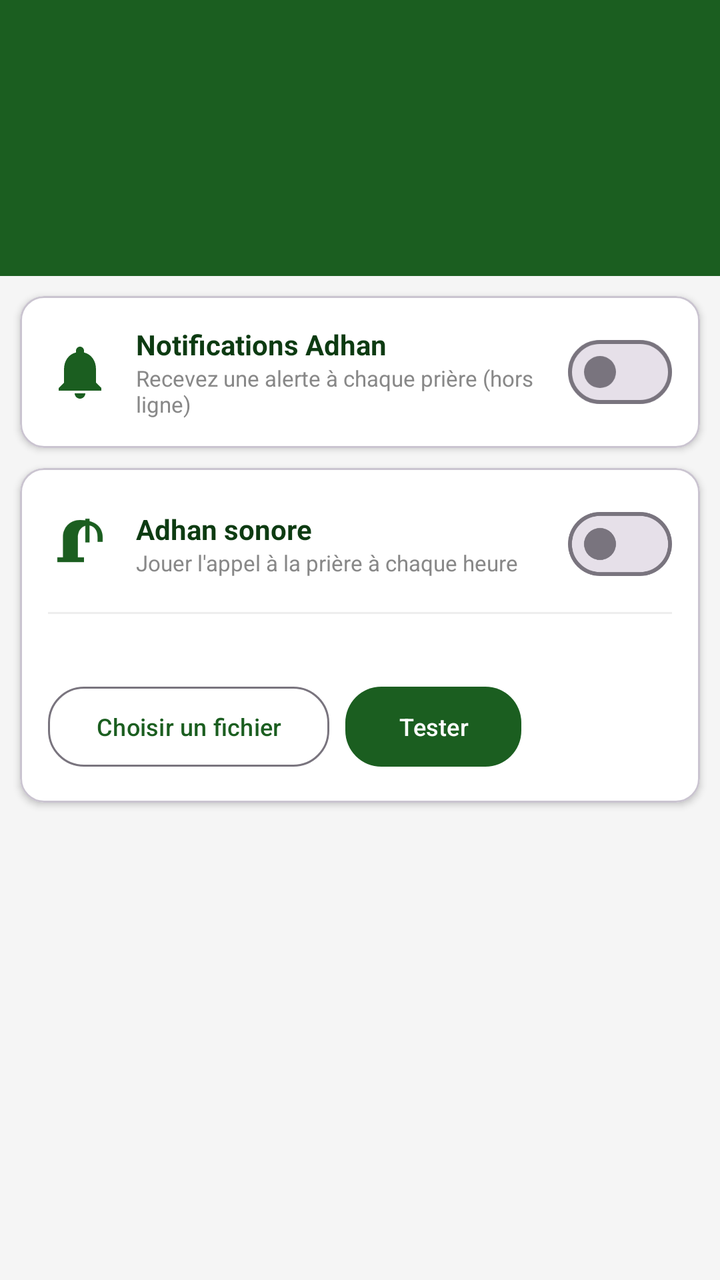
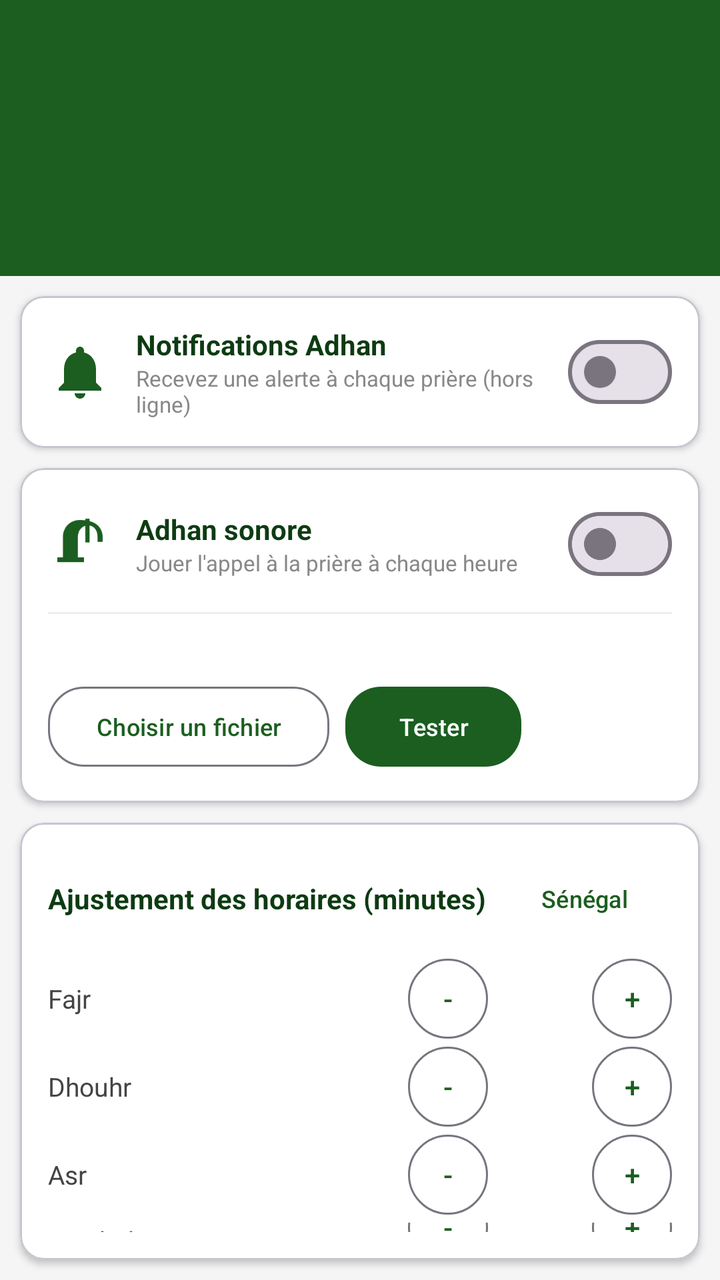

Compare the two renders of this Android layout. The source of the first and the diff that turns it into the second are given below.
<!-- AndroidManifest.xml: application theme Theme.Sourate -->
<!-- res/layout/activity_prayer_times.xml -->
<?xml version="1.0" encoding="utf-8"?>
<LinearLayout
    xmlns:android="http://schemas.android.com/apk/res/android"
    xmlns:app="http://schemas.android.com/apk/res-auto"
    android:layout_width="match_parent"
    android:layout_height="match_parent"
    android:orientation="vertical"
    android:background="#F5F5F5">

    <com.google.android.material.appbar.MaterialToolbar
        android:id="@+id/toolbar"
        android:layout_width="match_parent"
        android:layout_height="?attr/actionBarSize"
        android:background="@color/primary"
        app:titleTextColor="@android:color/white"
        app:navigationIconTint="@android:color/white" />

    <LinearLayout
        android:layout_width="match_parent"
        android:layout_height="wrap_content"
        android:orientation="vertical"
        android:background="@color/primary"
        android:padding="16dp"
        android:gravity="center">

        <TextView
            android:id="@+id/tvNext"
            android:layout_width="wrap_content"
            android:layout_height="wrap_content"
            android:textSize="16sp"
            android:textStyle="bold"
            android:textColor="#FFB300" />

        <TextView
            android:id="@+id/tvLocation"
            android:layout_width="wrap_content"
            android:layout_height="wrap_content"
            android:textSize="12sp"
            android:textColor="#CCFFFFFF"
            android:layout_marginTop="4dp" />

    </LinearLayout>

    <com.google.android.material.card.MaterialCardView
        android:layout_width="match_parent"
        android:layout_height="wrap_content"
        android:layout_margin="10dp"
        app:cardCornerRadius="12dp"
        app:cardElevation="2dp"
        app:cardBackgroundColor="@android:color/white">

        <LinearLayout
            android:layout_width="match_parent"
            android:layout_height="wrap_content"
            android:orientation="horizontal"
            android:gravity="center_vertical"
            android:padding="14dp">

            <ImageView
                android:layout_width="32dp"
                android:layout_height="32dp"
                android:src="@drawable/ic_notifications"
                app:tint="@color/primary"
                android:contentDescription="Notifications" />

            <LinearLayout
                android:layout_width="0dp"
                android:layout_height="wrap_content"
                android:layout_weight="1"
                android:orientation="vertical"
                android:layout_marginStart="12dp">

                <TextView
                    android:layout_width="wrap_content"
                    android:layout_height="wrap_content"
                    android:text="Notifications Adhan"
                    android:textStyle="bold"
                    android:textColor="@color/primary_dark"
                    android:textSize="14sp" />

                <TextView
                    android:layout_width="wrap_content"
                    android:layout_height="wrap_content"
                    android:text="Recevez une alerte à chaque prière (hors ligne)"
                    android:textSize="11sp"
                    android:textColor="#888888" />

            </LinearLayout>

            <com.google.android.material.materialswitch.MaterialSwitch
                android:id="@+id/switchAdhan"
                android:layout_width="wrap_content"
                android:layout_height="wrap_content" />

        </LinearLayout>

    </com.google.android.material.card.MaterialCardView>

    <com.google.android.material.card.MaterialCardView
        android:layout_width="match_parent"
        android:layout_height="wrap_content"
        android:layout_marginHorizontal="10dp"
        android:layout_marginBottom="10dp"
        app:cardCornerRadius="12dp"
        app:cardElevation="2dp"
        app:cardBackgroundColor="@android:color/white">

        <LinearLayout
            android:layout_width="match_parent"
            android:layout_height="wrap_content"
            android:orientation="vertical"
            android:padding="14dp">

            <LinearLayout
                android:layout_width="match_parent"
                android:layout_height="wrap_content"
                android:orientation="horizontal"
                android:gravity="center_vertical">

                <ImageView
                    android:layout_width="32dp"
                    android:layout_height="32dp"
                    android:src="@drawable/ic_stat_adhan"
                    app:tint="@color/primary"
                    android:contentDescription="Adhan" />

                <LinearLayout
                    android:layout_width="0dp"
                    android:layout_height="wrap_content"
                    android:layout_weight="1"
                    android:orientation="vertical"
                    android:layout_marginStart="12dp">

                    <TextView
                        android:layout_width="wrap_content"
                        android:layout_height="wrap_content"
                        android:text="Adhan sonore"
                        android:textStyle="bold"
                        android:textColor="@color/primary_dark"
                        android:textSize="14sp" />

                    <TextView
                        android:layout_width="wrap_content"
                        android:layout_height="wrap_content"
                        android:text="Jouer l'appel à la prière à chaque heure"
                        android:textSize="11sp"
                        android:textColor="#888888" />

                </LinearLayout>

                <com.google.android.material.materialswitch.MaterialSwitch
                    android:id="@+id/switchSoundAdhan"
                    android:layout_width="wrap_content"
                    android:layout_height="wrap_content" />

            </LinearLayout>

            <View
                android:layout_width="match_parent"
                android:layout_height="1dp"
                android:background="#EEEEEE"
                android:layout_marginVertical="10dp" />

            <TextView
                android:id="@+id/tvAdhanSound"
                android:layout_width="match_parent"
                android:layout_height="wrap_content"
                android:textSize="12sp"
                android:textColor="#666666" />

            <LinearLayout
                android:layout_width="match_parent"
                android:layout_height="wrap_content"
                android:orientation="horizontal"
                android:gravity="center_vertical"
                android:layout_marginTop="6dp">

                <com.google.android.material.button.MaterialButton
                    android:id="@+id/btnPickAdhan"
                    style="@style/Widget.Material3.Button.OutlinedButton"
                    android:layout_width="wrap_content"
                    android:layout_height="wrap_content"
                    android:text="Choisir un fichier"
                    android:textSize="12sp"
                    app:cornerRadius="18dp" />

                <com.google.android.material.button.MaterialButton
                    android:id="@+id/btnTestAdhan"
                    android:layout_width="wrap_content"
                    android:layout_height="wrap_content"
                    android:text="Tester"
                    android:textSize="12sp"
                    android:layout_marginStart="8dp"
                    app:cornerRadius="18dp" />

                <com.google.android.material.button.MaterialButton
                    android:id="@+id/btnResetAdhan"
                    style="@style/Widget.Material3.Button.TextButton"
                    android:layout_width="wrap_content"
                    android:layout_height="wrap_content"
                    android:text="Réinitialiser"
                    android:textSize="12sp"
                    android:visibility="gone" />

            </LinearLayout>

        </LinearLayout>

    </com.google.android.material.card.MaterialCardView>

    <androidx.recyclerview.widget.RecyclerView
        android:id="@+id/recyclerView"
        android:layout_width="match_parent"
        android:layout_height="match_parent"
        android:clipToPadding="false"
        android:paddingHorizontal="10dp"
        android:paddingBottom="10dp" />

</LinearLayout>
<!-- resources referenced by this layout -->
<resources>
  <color name="primary">#1B5E20</color>
  <color name="primary_dark">#0D3B12</color>
  <!-- drawable ic_notifications (drawable) -->
  <?xml version="1.0" encoding="utf-8"?>
  <vector xmlns:android="http://schemas.android.com/apk/res/android"
      android:width="24dp"
      android:height="24dp"
      android:viewportWidth="24"
      android:viewportHeight="24">
      <path
          android:fillColor="#FFFFFF"
          android:pathData="M12,22c1.1,0 2,-0.9 2,-2h-4c0,1.1 0.9,2 2,2zM18,16v-5c0,-3.07 -1.63,-5.64 -4.5,-6.32V4c0,-0.83 -0.67,-1.5 -1.5,-1.5s-1.5,0.67 -1.5,1.5v0.68C7.64,5.36 6,7.92 6,11v5l-2,2v1h16v-1l-2,-2z"/>
  </vector>
  <!-- drawable ic_stat_adhan (drawable) -->
  <?xml version="1.0" encoding="utf-8"?>
  <vector xmlns:android="http://schemas.android.com/apk/res/android"
      android:width="24dp"
      android:height="24dp"
      android:viewportWidth="24"
      android:viewportHeight="24">
      <path
          android:fillColor="#FFFFFF"
          android:pathData="M12,3 C8.5,3 5.6,5.5 5.6,9.5 L5.6,17 L3.5,17 L3.5,18.8 L13.5,18.8 L13.5,17 L11.2,17 L11.2,9.5 C11.2,6.7 13,5 15,5 C17,5 18.6,6.6 18.6,9.5 L18.6,11.2 L20.5,11.2 L20.5,9.5 C20.5,5.5 17.6,3 12,3 Z"/>
      <path
          android:fillColor="#FFFFFF"
          android:pathData="M14,11.4 L14,2.5 L15.6,2.5 L15.6,11.4 Z"/>
  </vector>
  <style name="Theme.Sourate" parent="Theme.Material3.Light.NoActionBar">
          <item name="colorPrimary">@color/primary</item>
          <item name="colorOnPrimary">@color/white</item>
          <item name="colorPrimaryContainer">@color/primary_light</item>
          <item name="colorSecondary">@color/accent</item>
          <item name="android:statusBarColor">@color/primary_dark</item>
          <item name="android:navigationBarColor">@color/primary_dark</item>
      </style>
  <color name="white">#FFFFFF</color>
  <color name="primary_light">#E8F5E9</color>
  <color name="accent">#FFB300</color>
</resources>

<!-- the commit's change to res/layout/activity_prayer_times.xml (unified diff, before → after) -->
@@ -208,6 +208,290 @@
 
     </com.google.android.material.card.MaterialCardView>
 
+    <com.google.android.material.card.MaterialCardView
+        android:layout_width="match_parent"
+        android:layout_height="wrap_content"
+        android:layout_marginHorizontal="10dp"
+        android:layout_marginBottom="10dp"
+        app:cardCornerRadius="12dp"
+        app:cardElevation="2dp"
+        app:cardBackgroundColor="@android:color/white">
+
+        <LinearLayout
+            android:layout_width="match_parent"
+            android:layout_height="wrap_content"
+            android:orientation="vertical"
+            android:padding="14dp">
+
+            <LinearLayout
+                android:layout_width="match_parent"
+                android:layout_height="wrap_content"
+                android:orientation="horizontal"
+                android:gravity="center_vertical">
+
+                <TextView
+                    android:layout_width="0dp"
+                    android:layout_height="wrap_content"
+                    android:layout_weight="1"
+                    android:text="Ajustement des horaires (minutes)"
+                    android:textStyle="bold"
+                    android:textColor="@color/primary_dark"
+                    android:textSize="14sp" />
+
+                <com.google.android.material.button.MaterialButton
+                    android:id="@+id/btnResetOffsets"
+                    style="@style/Widget.Material3.Button.TextButton"
+                    android:layout_width="wrap_content"
+                    android:layout_height="wrap_content"
+                    android:text="Sénégal"
+                    android:textSize="12sp" />
+
+            </LinearLayout>
+
+            <LinearLayout
+                android:layout_width="match_parent"
+                android:layout_height="wrap_content"
+                android:orientation="horizontal"
+                android:gravity="center_vertical"
+                android:layout_marginTop="6dp">
+
+                <TextView
+                    android:layout_width="0dp"
+                    android:layout_height="wrap_content"
+                    android:layout_weight="1"
+                    android:text="Fajr"
+                    android:textSize="13sp"
+                    android:textColor="#444444" />
+
+                <com.google.android.material.button.MaterialButton
+                    android:id="@+id/btnFajrMinus"
+                    style="@style/Widget.Material3.Button.OutlinedButton"
+                    android:layout_width="40dp"
+                    android:layout_height="40dp"
+                    android:minWidth="0dp"
+                    android:padding="0dp"
+                    android:insetTop="0dp"
+                    android:insetBottom="0dp"
+                    android:text="-" />
+
+                <TextView
+                    android:id="@+id/tvFajrOffset"
+                    android:layout_width="52dp"
+                    android:layout_height="wrap_content"
+                    android:gravity="center"
+                    android:textSize="14sp"
+                    android:textStyle="bold"
+                    android:textColor="@color/primary_dark" />
+
+                <com.google.android.material.button.MaterialButton
+                    android:id="@+id/btnFajrPlus"
+                    style="@style/Widget.Material3.Button.OutlinedButton"
+                    android:layout_width="40dp"
+                    android:layout_height="40dp"
+                    android:minWidth="0dp"
+                    android:padding="0dp"
+                    android:insetTop="0dp"
+                    android:insetBottom="0dp"
+                    android:text="+" />
+
+            </LinearLayout>
+
+            <LinearLayout
+                android:layout_width="match_parent"
+                android:layout_height="wrap_content"
+                android:orientation="horizontal"
+                android:gravity="center_vertical"
+                android:layout_marginTop="4dp">
+
+                <TextView
+                    android:layout_width="0dp"
+                    android:layout_height="wrap_content"
+                    android:layout_weight="1"
+                    android:text="Dhouhr"
+                    android:textSize="13sp"
+                    android:textColor="#444444" />
+
+                <com.google.android.material.button.MaterialButton
+                    android:id="@+id/btnDhouhrMinus"
+                    style="@style/Widget.Material3.Button.OutlinedButton"
+                    android:layout_width="40dp"
+                    android:layout_height="40dp"
+                    android:minWidth="0dp"
+                    android:padding="0dp"
+                    android:insetTop="0dp"
+                    android:insetBottom="0dp"
+                    android:text="-" />
+
+                <TextView
+                    android:id="@+id/tvDhouhrOffset"
+                    android:layout_width="52dp"
+                    android:layout_height="wrap_content"
+                    android:gravity="center"
+                    android:textSize="14sp"
+                    android:textStyle="bold"
+                    android:textColor="@color/primary_dark" />
+
+                <com.google.android.material.button.MaterialButton
+                    android:id="@+id/btnDhouhrPlus"
+                    style="@style/Widget.Material3.Button.OutlinedButton"
+                    android:layout_width="40dp"
+                    android:layout_height="40dp"
+                    android:minWidth="0dp"
+                    android:padding="0dp"
+                    android:insetTop="0dp"
+                    android:insetBottom="0dp"
+                    android:text="+" />
+
+            </LinearLayout>
+
+            <LinearLayout
+                android:layout_width="match_parent"
+                android:layout_height="wrap_content"
+                android:orientation="horizontal"
+                android:gravity="center_vertical"
+                android:layout_marginTop="4dp">
+
+                <TextView
+                    android:layout_width="0dp"
+                    android:layout_height="wrap_content"
+                    android:layout_weight="1"
+                    android:text="Asr"
+                    android:textSize="13sp"
+                    android:textColor="#444444" />
+
+                <com.google.android.material.button.MaterialButton
+                    android:id="@+id/btnAsrMinus"
+                    style="@style/Widget.Material3.Button.OutlinedButton"
+                    android:layout_width="40dp"
+                    android:layout_height="40dp"
+                    android:minWidth="0dp"
+                    android:padding="0dp"
+                    android:insetTop="0dp"
+                    android:insetBottom="0dp"
+                    android:text="-" />
+
+                <TextView
+                    android:id="@+id/tvAsrOffset"
+                    android:layout_width="52dp"
+                    android:layout_height="wrap_content"
+                    android:gravity="center"
+                    android:textSize="14sp"
+                    android:textStyle="bold"
+                    android:textColor="@color/primary_dark" />
+
+                <com.google.android.material.button.MaterialButton
+                    android:id="@+id/btnAsrPlus"
+                    style="@style/Widget.Material3.Button.OutlinedButton"
+                    android:layout_width="40dp"
+                    android:layout_height="40dp"
+                    android:minWidth="0dp"
+                    android:padding="0dp"
+                    android:insetTop="0dp"
+                    android:insetBottom="0dp"
+                    android:text="+" />
+
+            </LinearLayout>
+
+            <LinearLayout
+                android:layout_width="match_parent"
+                android:layout_height="wrap_content"
+                android:orientation="horizontal"
+                android:gravity="center_vertical"
+                android:layout_marginTop="4dp">
+
+                <TextView
+                    android:layout_width="0dp"
+                    android:layout_height="wrap_content"
+                    android:layout_weight="1"
+                    android:text="Maghrib"
+                    android:textSize="13sp"
+                    android:textColor="#444444" />
+
+                <com.google.android.material.button.MaterialButton
+                    android:id="@+id/btnMaghribMinus"
+                    style="@style/Widget.Material3.Button.OutlinedButton"
+                    android:layout_width="40dp"
+                    android:layout_height="40dp"
+                    android:minWidth="0dp"
+                    android:padding="0dp"
+                    android:insetTop="0dp"
+                    android:insetBottom="0dp"
+                    android:text="-" />
+
+                <TextView
+                    android:id="@+id/tvMaghribOffset"
+                    android:layout_width="52dp"
+                    android:layout_height="wrap_content"
+                    android:gravity="center"
+                    android:textSize="14sp"
+                    android:textStyle="bold"
+                    android:textColor="@color/primary_dark" />
+
+                <com.google.android.material.button.MaterialButton
+                    android:id="@+id/btnMaghribPlus"
+                    style="@style/Widget.Material3.Button.OutlinedButton"
+                    android:layout_width="40dp"
+                    android:layout_height="40dp"
+                    android:minWidth="0dp"
+                    android:padding="0dp"
+                    android:insetTop="0dp"
+                    android:insetBottom="0dp"
+                    android:text="+" />
+
+            </LinearLayout>
+
+            <LinearLayout
+                android:layout_width="match_parent"
+                android:layout_height="wrap_content"
+                android:orientation="horizontal"
+                android:gravity="center_vertical"
+                android:layout_marginTop="4dp">
+
+                <TextView
+                    android:layout_width="0dp"
+                    android:layout_height="wrap_content"
+                    android:layout_weight="1"
+                    android:text="Isha"
+                    android:textSize="13sp"
+                    android:textColor="#444444" />
+
+                <com.google.android.material.button.MaterialButton
+                    android:id="@+id/btnIshaMinus"
+                    style="@style/Widget.Material3.Button.OutlinedButton"
+                    android:layout_width="40dp"
+                    android:layout_height="40dp"
+                    android:minWidth="0dp"
+                    android:padding="0dp"
+                    android:insetTop="0dp"
+                    android:insetBottom="0dp"
+                    android:text="-" />
+
+                <TextView
+                    android:id="@+id/tvIshaOffset"
+                    android:layout_width="52dp"
+                    android:layout_height="wrap_content"
+                    android:gravity="center"
+                    android:textSize="14sp"
+                    android:textStyle="bold"
+                    android:textColor="@color/primary_dark" />
+
+                <com.google.android.material.button.MaterialButton
+                    android:id="@+id/btnIshaPlus"
+                    style="@style/Widget.Material3.Button.OutlinedButton"
+                    android:layout_width="40dp"
+                    android:layout_height="40dp"
+                    android:minWidth="0dp"
+                    android:padding="0dp"
+                    android:insetTop="0dp"
+                    android:insetBottom="0dp"
+                    android:text="+" />
+
+            </LinearLayout>
+
+        </LinearLayout>
+
+    </com.google.android.material.card.MaterialCardView>
+
     <androidx.recyclerview.widget.RecyclerView
         android:id="@+id/recyclerView"
         android:layout_width="match_parent"
